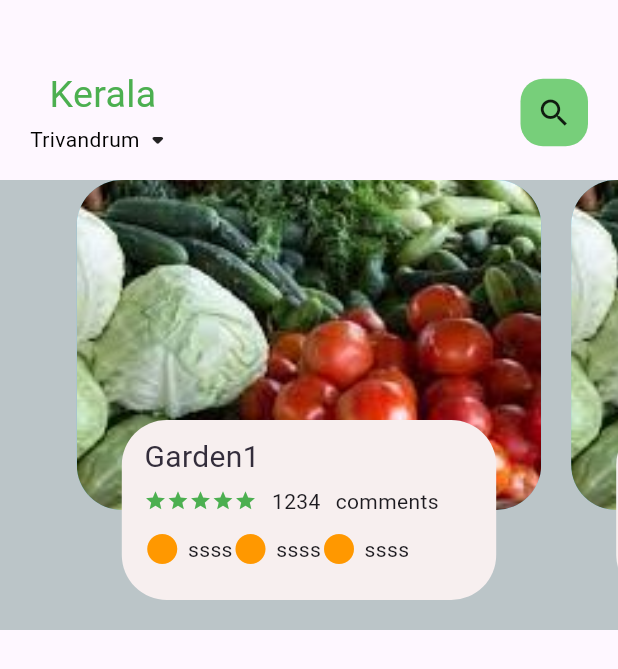
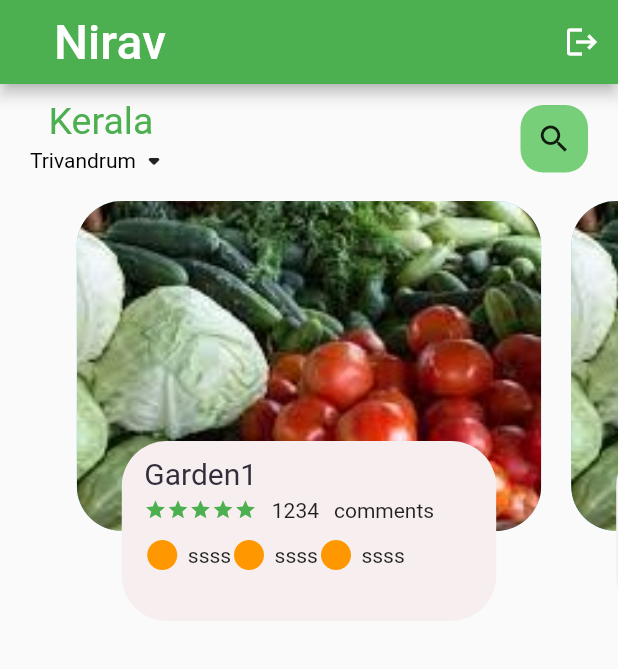
Before and after one commit to JiyaElsa02/Organic_ecommerceApp, a Flutter app: the FoodPage screen opened directly, on a phone screen of 412 x 824 dp. Shown: the top 669 px of the screen. Run offline on Flutter 3.47's test engine with Material 2 defaults, Android fonts, the light colour scheme and no system bars; our stand-ins replace firebase_auth, firebase_core; accounts and stored records are empty; network calls fail.

Commit message:
Merge branch 'main' of https://github.com/JiyaElsa02/Organic_ecommerceApp

```diff
--- a/lib/components/my_button.dart
+++ b/lib/components/my_button.dart
@@ -13,7 +13,7 @@ class MyButton extends StatelessWidget {
         padding: const EdgeInsets.all(25),
         margin: const EdgeInsets.symmetric(horizontal: 25),
         decoration: BoxDecoration(
-          color: Colors.black,
+          color: Color.fromARGB(255, 76, 175, 80),
           borderRadius: BorderRadius.circular(8),
         ),
         child: const Center(
--- a/lib/home/food_page_body.dart
+++ b/lib/home/food_page_body.dart
@@ -16,7 +16,7 @@ class _FoodPageBodyState extends State<FoodPageBody> {
   Widget build(BuildContext context) {
     return Container(
       height: 300,
-      color: Color.fromARGB(255, 187, 197, 200),
+      // color: Color.fromARGB(255, 187, 197, 200),
       child: PageView.builder(
           itemCount: 6,
           controller: pagecontroller,
--- a/lib/home/main_food_page.dart
+++ b/lib/home/main_food_page.dart
@@ -1,3 +1,4 @@
+import 'package:firebase_auth/firebase_auth.dart';
 import 'package:flutter/material.dart';
 import 'package:organic_ecommerce_app/home/food_page_body.dart';
 
@@ -8,15 +9,36 @@ class FoodPage extends StatefulWidget {
   State<FoodPage> createState() => _FoodPageState();
 }
 
+void signUserOut() {
+  FirebaseAuth.instance.signOut();
+}
+
 class _FoodPageState extends State<FoodPage> {
   @override
   Widget build(BuildContext context) {
     return Scaffold(
+      appBar: AppBar(
+        centerTitle: false,
+        backgroundColor: Color.fromARGB(255, 76, 175, 80),
+        title: new Padding(
+          padding: const EdgeInsets.only(left: 20.0),
+          child: new Text(
+            "Nirav",
+            style: TextStyle(fontSize: 32),
+          ),
+        ),
+        actions: [
+          IconButton(
+            onPressed: signUserOut,
+            icon: Icon(Icons.logout),
+          )
+        ],
+      ),
       body: Column(
         children: [
           Container(
             child: Container(
-              margin: EdgeInsets.only(top: 45, bottom: 15),
+              margin: EdgeInsets.only(top: 10, bottom: 15),
               padding: EdgeInsets.only(left: 20, right: 20),
               child: Row(
                 mainAxisAlignment: MainAxisAlignment.spaceBetween,
@@ -26,7 +48,7 @@ class _FoodPageState extends State<FoodPage> {
                       Text(
                         'Kerala',
                         style: TextStyle(
-                          color: Colors.green,
+                          color: Color.fromARGB(255, 76, 175, 80),
                           fontSize: 25,
                         ),
                       ),
@@ -48,7 +70,9 @@ class _FoodPageState extends State<FoodPage> {
                     ],
                   ), // Column
 
-                  Container(
+                  Padding(
+                    padding: const EdgeInsets.only(left: 120),
+                    child: Container(
                       width: 45,
                       height: 45,
                       child: Icon(
@@ -58,7 +82,8 @@ class _FoodPageState extends State<FoodPage> {
                         borderRadius: BorderRadius.circular(15),
                         color: Color.fromARGB(255, 119, 207, 122),
                       ), // BoxDecoration
-                  ) // Container
+                    ),
+                  ), // Container
                 ],
                 // FoodPageBody(),
               ),
--- a/pubspec.yaml
+++ b/pubspec.yaml
@@ -35,6 +35,8 @@ dependencies:
   # The following adds the Cupertino Icons font to your application.
   # Use with the CupertinoIcons class for iOS style icons.
   cupertino_icons: ^1.0.2
+  firebase_core: ^2.13.0
+  firebase_auth: ^4.6.1
 
 dev_dependencies:
   flutter_test:
```
Also changed, not shown: lib/main.dart (+16 -8 lines), lib/pages/auth_page.dart (added, +28 -0 lines), lib/pages/login_page.dart (+10 -4 lines), lib/firebase_options.dart (added), pubspec.lock, 18 other files. Lines whose indentation alone changed are shown as unchanged.
